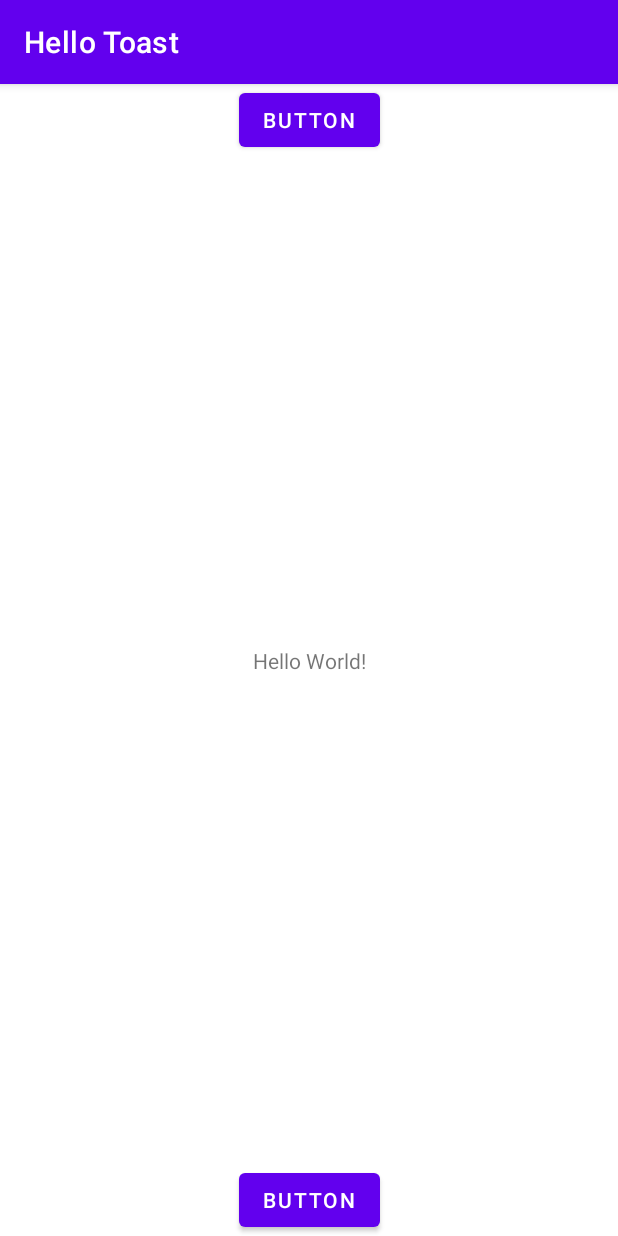
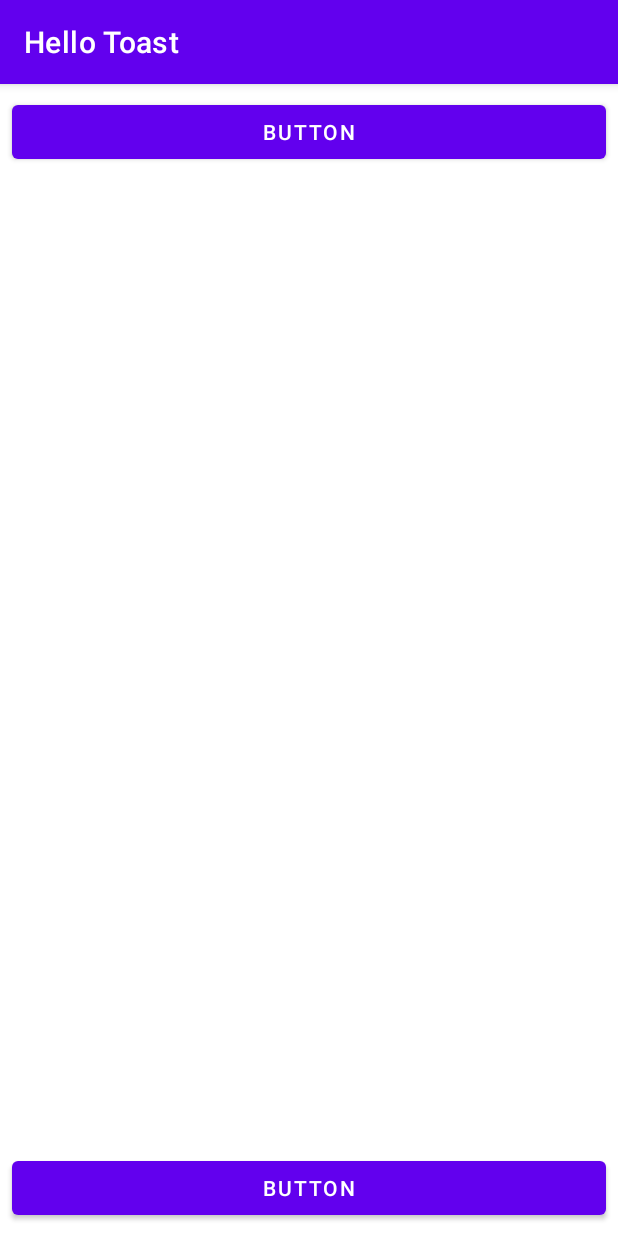
Before and after one commit to Aavash-KC/Your-first-interactive-UI, an Android app: the screen it shows after launch (MainActivity), on a phone screen of 412 x 824 dp. Run offline under Robolectric (Android 15) with nearby library versions, the phone set to English and light mode, and no system bars.

Commit message:
some changes done like adding the match parent constraint

```diff
--- a/app/src/main/res/layout/activity_main.xml
+++ b/app/src/main/res/layout/activity_main.xml
@@ -6,19 +6,13 @@
     android:layout_height="match_parent"
     tools:context=".MainActivity">
 
-    <TextView
-        android:layout_width="wrap_content"
-        android:layout_height="wrap_content"
-        android:text="Hello World!"
-        app:layout_constraintBottom_toBottomOf="parent"
-        app:layout_constraintLeft_toLeftOf="parent"
-        app:layout_constraintRight_toRightOf="parent"
-        app:layout_constraintTop_toTopOf="parent" />
-
     <Button
         android:id="@+id/button"
-        android:layout_width="wrap_content"
+        android:layout_width="match_parent"
         android:layout_height="wrap_content"
+        android:layout_marginStart="8dp"
+        android:layout_marginTop="8dp"
+        android:layout_marginEnd="8dp"
         android:text="Button"
         app:layout_constraintEnd_toEndOf="parent"
         app:layout_constraintStart_toStartOf="parent"
@@ -26,8 +20,11 @@
 
     <Button
         android:id="@+id/button2"
-        android:layout_width="wrap_content"
+        android:layout_width="match_parent"
         android:layout_height="wrap_content"
+        android:layout_marginStart="8dp"
+        android:layout_marginEnd="8dp"
+        android:layout_marginBottom="8dp"
         android:text="Button"
         app:layout_constraintBottom_toBottomOf="parent"
         app:layout_constraintEnd_toEndOf="parent"
```
